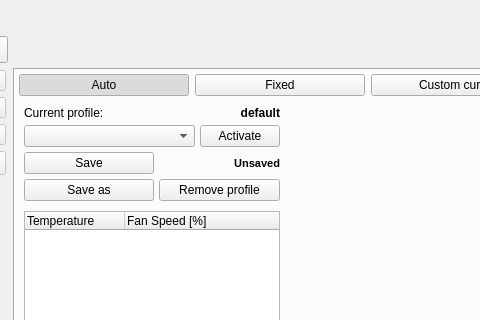
Before: the Qt Designer form radeon-profile/radeon_profile.ui in marazmista/radeon-profile, drawn with Qt 5; both pictures show x 115 to 595 and y 0 to 320 of the 1054 by 540 pixel window.
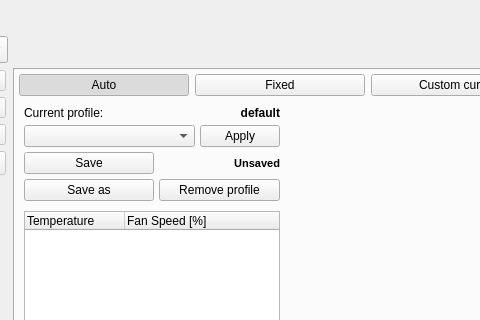
After: the same form once the commit is applied. The open tabs and pages were chosen to show the change. Icons and pictures are not drawn.

Commit message:
Fan control: replace Activate by Apply
This is to be more uniform with other tabs.
Rename on_btn_activateFanProfile_clicked() accordingly for coherence.

Patch:
```diff
--- a/radeon-profile/radeon_profile.ui
+++ b/radeon-profile/radeon_profile.ui
@@ -2015,7 +2015,7 @@
             <item row="1" column="3">
              <widget class="QPushButton" name="btn_activateFanProfile">
               <property name="text">
-               <string>Activate</string>
+               <string>Apply</string>
               </property>
              </widget>
             </item>
```
Left out of the diff: 2 changed lines with no effect on the pictures. The commit also changes 7 other files.
